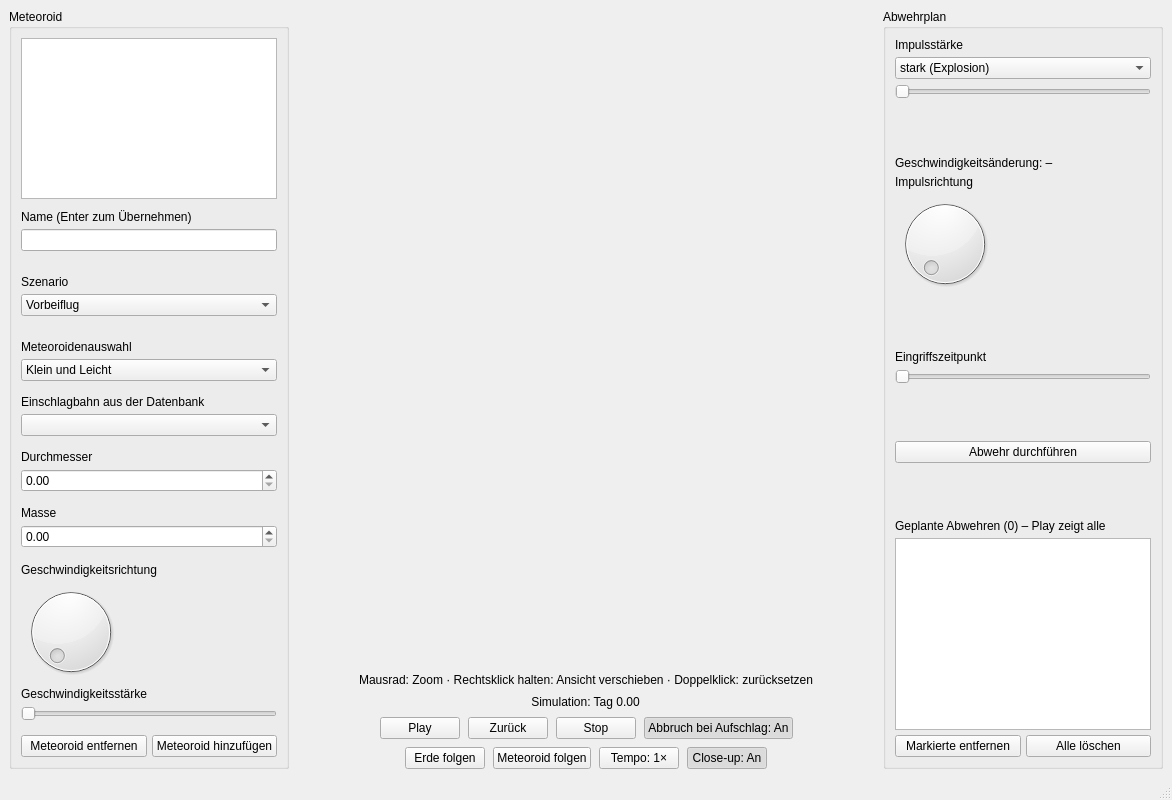
The window that 2026.11.24/ChatFix/mainwindow.ui (fpchristensen/SimTools-Meteoroid-Abwehr) describes before a commit, drawn with Qt 5.
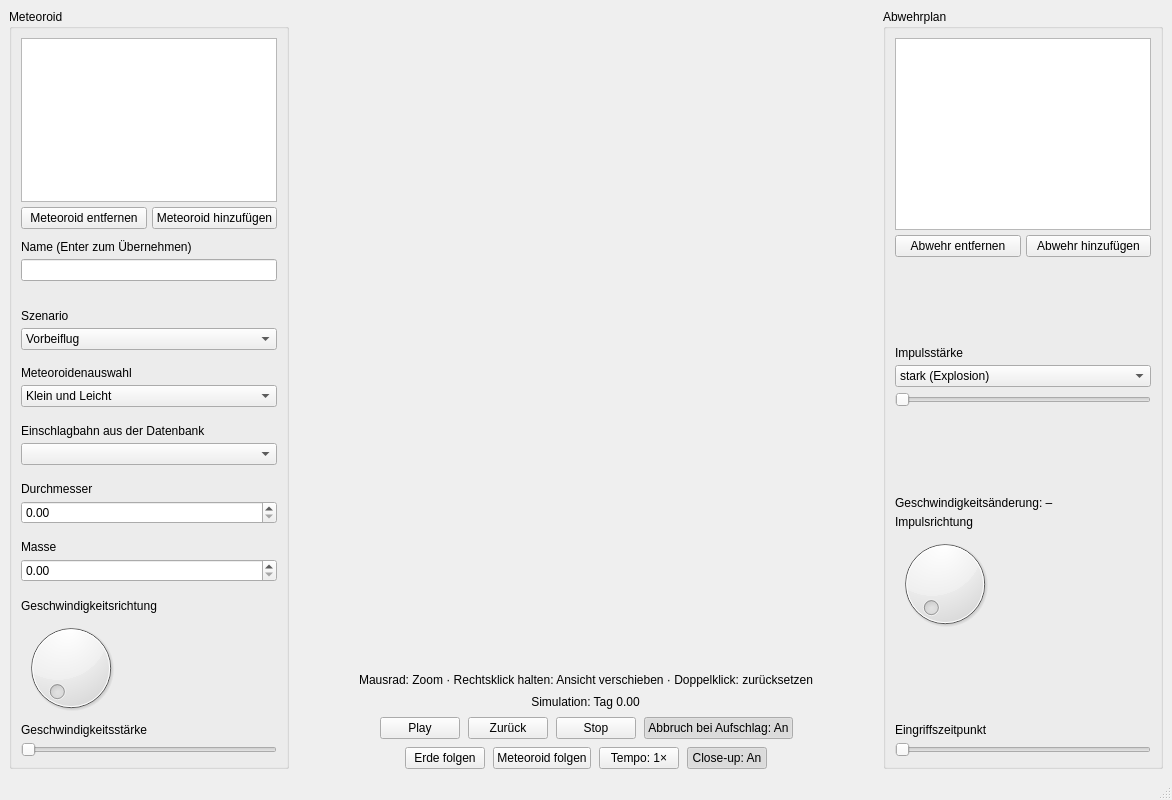
The same window after the commit.

Patch:
```diff
--- a/2026.11.24/ChatFix/mainwindow.ui
+++ b/2026.11.24/ChatFix/mainwindow.ui
@@ -44,6 +44,24 @@
          <item>
           <widget class="QListWidget" name="listWidget"/>
          </item>
+         <item>
+          <layout class="QHBoxLayout" name="meteoroidButtonLayout">
+           <item>
+            <widget class="QPushButton" name="MeteoroidEntfernen">
+             <property name="text">
+              <string>Meteoroid entfernen</string>
+             </property>
+            </widget>
+           </item>
+           <item>
+            <widget class="QPushButton" name="MeteoroidHinzufuegen">
+             <property name="text">
+              <string>Meteoroid hinzufügen</string>
+             </property>
+            </widget>
+           </item>
+          </layout>
+         </item>
          <item>
           <spacer name="meteoroidenListeAbstand">
            <property name="orientation">
@@ -130,19 +148,6 @@
            </property>
           </spacer>
          </item>
-         <item>
-          <spacer name="verticalSpacer_5">
-           <property name="orientation">
-            <enum>Qt::Orientation::Vertical</enum>
-           </property>
-           <property name="sizeHint" stdset="0">
-            <size>
-             <width>20</width>
-             <height>40</height>
-            </size>
-           </property>
-          </spacer>
-         </item>
          <item>
           <widget class="QLabel" name="Meteoroidenwahl">
            <property name="text">
@@ -282,37 +287,6 @@
            </property>
           </widget>
          </item>
-         <item>
-          <spacer name="verticalSpacer">
-           <property name="orientation">
-            <enum>Qt::Orientation::Vertical</enum>
-           </property>
-           <property name="sizeHint" stdset="0">
-            <size>
-             <width>20</width>
-             <height>40</height>
-            </size>
-           </property>
-          </spacer>
-         </item>
-         <item>
-          <layout class="QHBoxLayout" name="meteoroidButtonLayout">
-           <item>
-            <widget class="QPushButton" name="MeteoroidEntfernen">
-             <property name="text">
-              <string>Meteoroid entfernen</string>
-             </property>
-            </widget>
-           </item>
-           <item>
-            <widget class="QPushButton" name="MeteoroidHinzufuegen">
-             <property name="text">
-              <string>Meteoroid hinzufügen</string>
-             </property>
-            </widget>
-           </item>
-          </layout>
-         </item>
         </layout>
        </item>
       </layout>
@@ -566,6 +540,44 @@
          <property name="spacing">
           <number>5</number>
          </property>
+         <item>
+          <widget class="QListWidget" name="GeplanteAbwehren">
+           <property name="toolTip">
+            <string>Alle vorgemerkten Impulse (Tag | Meteoroid | Winkel | Stärke)</string>
+           </property>
+          </widget>
+         </item>
+         <item>
+          <layout class="QHBoxLayout" name="abwehrQueueButtons">
+           <item>
+            <widget class="QPushButton" name="AbwehrEntfernen">
+             <property name="text">
+              <string>Abwehr entfernen</string>
+             </property>
+            </widget>
+           </item>
+           <item>
+            <widget class="QPushButton" name="AbwehrHinzufuegen">
+             <property name="text">
+              <string>Abwehr hinzufügen</string>
+             </property>
+            </widget>
+           </item>
+          </layout>
+         </item>
+         <item>
+          <spacer name="verticalSpacer_12">
+           <property name="orientation">
+            <enum>Qt::Orientation::Vertical</enum>
+           </property>
+           <property name="sizeHint" stdset="0">
+            <size>
+             <width>20</width>
+             <height>40</height>
+            </size>
+           </property>
+          </spacer>
+         </item>
          <item>
           <widget class="QLabel" name="Impulsstaerke">
            <property name="text">
@@ -671,71 +683,6 @@
            </property>
           </widget>
          </item>
-         <item>
-          <spacer name="verticalSpacer_13">
-           <property name="orientation">
-            <enum>Qt::Orientation::Vertical</enum>
-           </property>
-           <property name="sizeHint" stdset="0">
-            <size>
-             <width>20</width>
-             <height>40</height>
-            </size>
-           </property>
-          </spacer>
-         </item>
-         <item>
-          <widget class="QPushButton" name="AbwehrDurchfuehrung">
-           <property name="text">
-            <string>Abwehr durchführen</string>
-           </property>
-          </widget>
-         </item>
-         <item>
-          <spacer name="verticalSpacer_12">
-           <property name="orientation">
-            <enum>Qt::Orientation::Vertical</enum>
-           </property>
-           <property name="sizeHint" stdset="0">
-            <size>
-             <width>20</width>
-             <height>40</height>
-            </size>
-           </property>
-          </spacer>
-         </item>
-         <item>
-          <widget class="QLabel" name="GeplanteAbwehrenLabel">
-           <property name="text">
-            <string>Geplante Abwehren (0) – Play zeigt alle</string>
-           </property>
-          </widget>
-         </item>
-         <item>
-          <widget class="QListWidget" name="GeplanteAbwehren">
-           <property name="toolTip">
-            <string>Alle vorgemerkten Impulse (Tag | Meteoroid | Winkel | Stärke)</string>
-           </property>
-          </widget>
-         </item>
-         <item>
-          <layout class="QHBoxLayout" name="abwehrQueueButtons">
-           <item>
-            <widget class="QPushButton" name="AbwehrEntfernen">
-             <property name="text">
-              <string>Markierte entfernen</string>
-             </property>
-            </widget>
-           </item>
-           <item>
-            <widget class="QPushButton" name="AlleAbwehrenLoeschen">
-             <property name="text">
-              <string>Alle löschen</string>
-             </property>
-            </widget>
-           </item>
-          </layout>
-         </item>
         </layout>
        </item>
       </layout>
```
Left out of the diff: 38 changed lines with no effect on the pictures.
